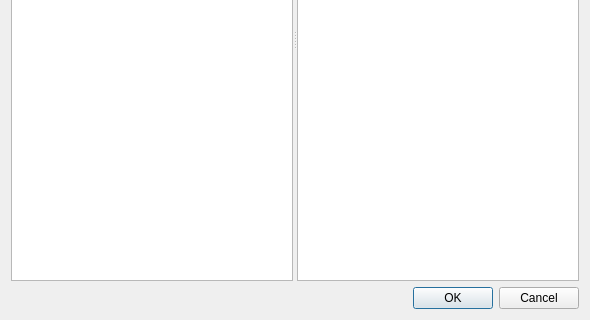
Above: gui_simplesqlqry.ui from Shub77/phoebetria-code before the change; both pictures show x 0 to 590 and y 214 to 534 of the 590 by 534 pixel window. Below: the same form after it.
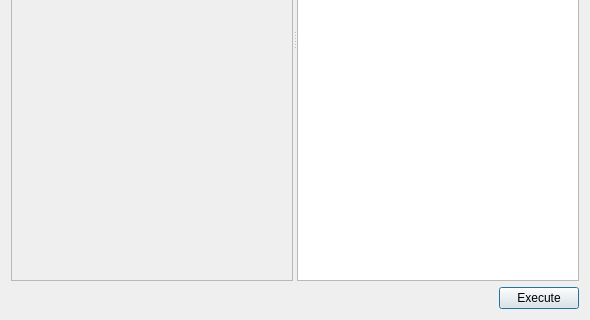
That is the form after the change.

Commit message: Table list in the simple sql query dialog is now populated (no, you still can't execute a query)

Patch:
```diff
--- a/gui_simplesqlqry.ui
+++ b/gui_simplesqlqry.ui
@@ -19,7 +19,7 @@
      <property name="orientation">
       <enum>Qt::Horizontal</enum>
      </property>
-     <widget class="QWidget" name="">
+     <widget class="QWidget" name="layoutWidget">
       <layout class="QVBoxLayout" name="verticalLayout_2">
        <item>
         <widget class="QLabel" name="sqlLabel">
@@ -29,11 +29,27 @@
         </widget>
        </item>
        <item>
-        <widget class="QListView" name="ctrl_tableList"/>
+        <widget class="QListView" name="ctrl_tableList">
+         <property name="enabled">
+          <bool>false</bool>
+         </property>
+         <property name="selectionMode">
+          <enum>QAbstractItemView::NoSelection</enum>
+         </property>
+         <property name="movement">
+          <enum>QListView::Static</enum>
+         </property>
+         <property name="flow">
+          <enum>QListView::TopToBottom</enum>
+         </property>
+         <property name="viewMode">
+          <enum>QListView::IconMode</enum>
+         </property>
+        </widget>
        </item>
       </layout>
      </widget>
-     <widget class="QWidget" name="">
+     <widget class="QWidget" name="layoutWidget">
       <layout class="QVBoxLayout" name="verticalLayout">
        <item>
         <widget class="QLabel" name="label_2">
@@ -56,22 +72,30 @@
     </widget>
    </item>
    <item>
-    <widget class="QDialogButtonBox" name="buttonBox">
-     <property name="orientation">
-      <enum>Qt::Horizontal</enum>
-     </property>
-     <property name="standardButtons">
-      <set>QDialogButtonBox::Cancel|QDialogButtonBox::Ok</set>
-     </property>
-    </widget>
+    <layout class="QHBoxLayout" name="horizontalLayout">
+     <item>
+      <spacer name="horizontalSpacer">
+       <property name="orientation">
+        <enum>Qt::Horizontal</enum>
+       </property>
+       <property name="sizeHint" stdset="0">
+        <size>
+         <width>40</width>
+         <height>20</height>
+        </size>
+       </property>
+      </spacer>
+     </item>
+     <item>
+      <widget class="QPushButton" name="ctrl_execute">
+       <property name="text">
+        <string>Execute</string>
+       </property>
+      </widget>
+     </item>
+    </layout>
    </item>
   </layout>
-  <zorder>buttonBox</zorder>
-  <zorder>ctrl_tableList</zorder>
-  <zorder>ctrl_sql</zorder>
-  <zorder>sqlLabel</zorder>
-  <zorder>label_2</zorder>
-  <zorder>ctrl_sql</zorder>
  </widget>
  <resources/>
  <connections>
```
Left out of the diff: 35 changed lines with no effect on the pictures. The commit also changes 4 other files.
